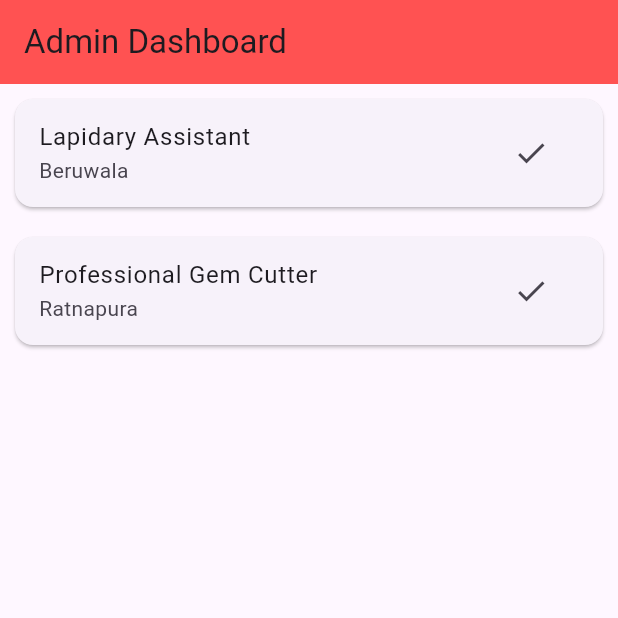
After one commit to NeoArkByte/Gem_Hub, a Flutter app: the AdminScreen screen opened directly, on a phone screen of 412 x 824 dp, the top half of it. The commit adds this screen. Run offline on Flutter 3.47's test engine with Material 3 defaults, Android fonts, the phone set to English and light mode, and no system bars; our stand-ins replace sqflite; accounts and stored records are empty.

Commit message:
admin_Screen

```diff
--- /dev/null
+++ b/lib/db/db_helper.dart
@@ -0,0 +1,85 @@
+import 'package:sqflite/sqflite.dart';
+import 'package:path/path.dart';
+
+class DBHelper {
+  // Database eka open karana function eka
+  static Future<Database> database() async {
+    final dbPath = await getDatabasesPath();
+    return openDatabase(
+      join(dbPath, 'gem_jobs.db'),
+      onCreate: (db, version) {
+        // Table eka hadanakota status ekata 'pending' kiyala default value ekak dunna
+        return db.execute(
+          'CREATE TABLE jobs(id INTEGER PRIMARY KEY AUTOINCREMENT, title TEXT, location TEXT, description TEXT, status TEXT DEFAULT "pending")',
+        );
+      },
+      version: 1,
+    );
+  }
+
+  // 1. Aluth Job ekak SQLite ekata insert kireema
+  static Future<void> insertJob(Map<String, dynamic> data) async {
+    final db = await DBHelper.database();
+    await db.insert('jobs', data, conflictAlgorithm: ConflictAlgorithm.replace);
+  }
+
+  // 2. Status eka anuwa Jobs fetch kireema (Pending hari Approved hari)
+  static Future<List<Map<String, dynamic>>> getJobs(String status) async {
+    final db = await DBHelper.database();
+    return db.query(
+      'jobs',
+      where: 'status = ?',
+      whereArgs: [status],
+      orderBy: 'id DESC', // Aluthma jobs udaata ena widiyata
+    );
+  }
+
+  // 3. Admin ta job ekak approve kireema (Status update)
+  static Future<void> approveJob(int id) async {
+    final db = await DBHelper.database();
+    await db.update(
+      'jobs',
+      {'status': 'approved'},
+      where: 'id = ?',
+      whereArgs: [id],
+    );
+  }
+
+  // 4. Demo data insert kireema (Test karanna lesi wenna)
+  static Future<void> insertDemoData() async {
+    final db = await DBHelper.database();
+
+    // Table eka check karala data natham witarak insert karamu
+    final List<Map<String, dynamic>> count = await db.rawQuery(
+      'SELECT COUNT(*) as total FROM jobs',
+    );
+
+    if (count[0]['total'] == 0) {
+      List<Map<String, dynamic>> demoJobs = [
+        {
+          'title': 'Professional Gem Cutter',
+          'location': 'Ratnapura',
+          'description': 'Looking for an expert with 5 years experience.',
+          'status': 'pending',
+        },
+        {
+          'title': 'Certified Gem Valuer',
+          'location': 'Colombo 03',
+          'description': 'High salary for the right candidate.',
+          'status': 'approved',
+        },
+        {
+          'title': 'Lapidary Assistant',
+          'location': 'Beruwala',
+          'description': 'Immediate vacancy for a trainee.',
+          'status': 'pending',
+        },
+      ];
+
+      for (var job in demoJobs) {
+        await db.insert('jobs', job);
+      }
+      print("Demo data successfully added to SQLite!");
+    }
+  }
+}
--- a/lib/main.dart
+++ b/lib/main.dart
@@ -1,7 +1,10 @@
 import 'package:flutter/material.dart';
 import 'package:test_ravidu/screen/login.dart';
+import 'package:test_ravidu/db/db_helper.dart';
 
-void main() {
+void main()async {
+  WidgetsFlutterBinding.ensureInitialized(); // Meka aniwaryen ona
+  await DBHelper.insertDemoData(); // Demo data insert karanawa
 runApp(GemJobApp());
 }
 
--- /dev/null
+++ b/lib/screen/admin_screen.dart
@@ -0,0 +1,45 @@
+import 'package:flutter/material.dart';
+import 'package:test_ravidu/db/db_helper.dart';
+
+class AdminScreen extends StatefulWidget {
+  @override
+  State<AdminScreen> createState() => _AdminScreenState();
+}
+
+class _AdminScreenState extends State<AdminScreen> {
+  @override
+  Widget build(BuildContext context) {
+    return Scaffold(
+      appBar: AppBar(
+        title: Text("Admin Dashboard"),
+        backgroundColor: Colors.redAccent,
+      ),
+      body: FutureBuilder<List<Map<String, dynamic>>>(
+        future: DBHelper.getJobs("pending"),
+        builder: (context, snapshot) {
+          if (!snapshot.hasData) {
+            return Center(child: CircularProgressIndicator());
+          }
+          final jobs = snapshot.data!;
+          return ListView.builder(
+            itemCount: jobs.length,
+            itemBuilder: (context, index) => Card(
+              margin: EdgeInsets.all(10),
+              child: ListTile(
+                title: Text(jobs[index]['title']),
+                subtitle: Text(jobs[index]['location']),
+                trailing: IconButton(
+                  icon: Icon(Icons.check),
+                  onPressed: () {
+                    //DBHelper.approveJob(jobs[index]['id']);
+                    //setState(() {});
+                  },
+                ),
+              ),
+            ),
+          );
+        },
+      ),
+    );
+  }
+}
--- a/lib/screen/login.dart
+++ b/lib/screen/login.dart
@@ -1,4 +1,5 @@
 import 'package:flutter/material.dart';
+import 'package:test_ravidu/screen/admin_screen.dart';
 
 class LoginScreen extends StatefulWidget {
   const LoginScreen({super.key});
@@ -19,6 +20,7 @@ class _LoginScreenState extends State<LoginScreen> {
       ScaffoldMessenger.of(context).showSnackBar(
         SnackBar(content: Text("Login successful!"))
       );
+      Navigator.pushReplacement(context, MaterialPageRoute(builder: (context)=> AdminScreen()));
     } else {
       ScaffoldMessenger.of(context).showSnackBar(
         SnackBar(content: Text("Invalid username or password."))
```
